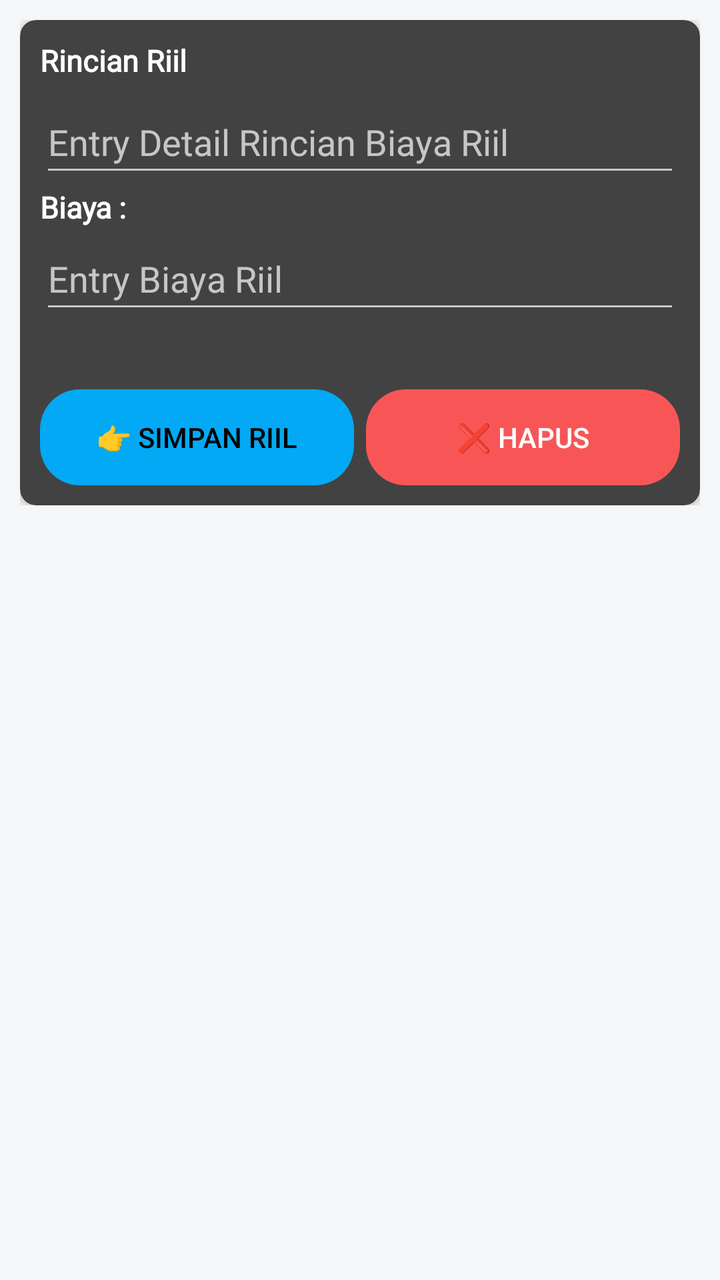
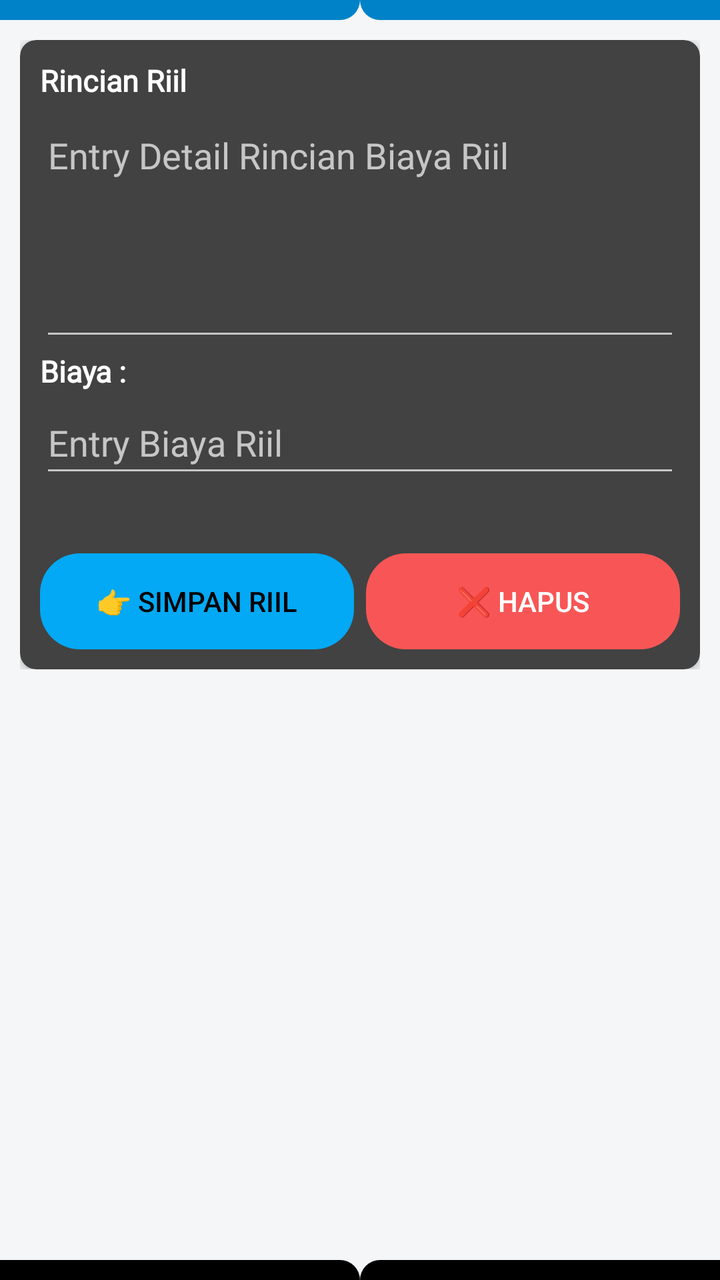

The first picture is an Android layout as it rendered before a commit; the second is the same layout after the commit. The layout source and the unified diff follow.
<!-- AndroidManifest.xml: application theme AppTheme -->
<!-- res/layout/activity_edit_rincian_biaya_riil.xml -->
<?xml version="1.0" encoding="utf-8"?>
<ScrollView
    xmlns:android="http://schemas.android.com/apk/res/android"
    xmlns:app="http://schemas.android.com/apk/res-auto"
    xmlns:tools="http://schemas.android.com/tools"
    android:layout_width="match_parent"
    android:layout_height="match_parent"
    android:background="#F4F6F8">

    <LinearLayout
        android:layout_width="match_parent"
        android:layout_height="wrap_content"
        android:orientation="vertical"
        android:padding="10dp">

        <androidx.cardview.widget.CardView
            android:layout_width="match_parent"
            android:layout_height="match_parent"
            app:cardCornerRadius="8dp"
            app:cardElevation="4dp">

            <RelativeLayout
                android:layout_width="match_parent"
                android:layout_height="match_parent"
                android:orientation="vertical"
                android:padding="10dp">

                <TextView
                    android:id="@+id/textdetailisi"
                    android:layout_width="wrap_content"
                    android:layout_height="wrap_content"
                    android:text="@string/rincian_riil"
                    android:textColor="@color/white"
                    android:textSize="15sp"
                    android:textStyle="bold"
                    android:fontFamily="@font/poppins_regular" />

                <EditText
                    android:id="@+id/edtRincian"
                    android:layout_width="match_parent"
                    android:layout_height="48dp"
                    android:layout_marginTop="5dp"
                    android:hint="@string/entry_detail_rincian_biaya_riil"
                    android:inputType="text"
                    android:selectAllOnFocus="true"
                    android:textColor="@color/white"
                    android:fontFamily="@font/poppins_regular"
                    android:layout_below="@+id/textdetailisi"
                    android:importantForAutofill="no"/>

                <TextView
                    android:id="@+id/textdetailjumlah"
                    android:layout_width="wrap_content"
                    android:layout_height="wrap_content"
                    android:text="@string/biaya"
                    android:textColor="@color/white"
                    android:textSize="15sp"
                    android:textStyle="bold"
                    android:layout_below="@+id/edtRincian"
                    android:fontFamily="@font/poppins_regular" />

                <EditText
                    android:id="@+id/edtJumlah"
                    android:layout_width="match_parent"
                    android:layout_height="48dp"
                    android:hint="@string/entry_biaya_riil"
                    android:inputType="number"
                    android:layout_below="@+id/textdetailjumlah"
                    tools:ignore="Autofill" />

                <TextView
                    android:id="@+id/txtTanggal"
                    android:layout_width="wrap_content"
                    android:layout_height="wrap_content"
                    android:paddingTop="6dp"
                    android:textStyle="bold|italic"
                    android:fontFamily="@font/poppins_regular"
                    android:textColor="@color/kuning"
                    android:layout_below="@+id/edtJumlah"/>

                <LinearLayout
                    android:id="@+id/layoutButton"
                    style="?android:attr/buttonBarStyle"
                    android:layout_width="match_parent"
                    android:layout_height="wrap_content"
                    android:layout_below="@id/txtTanggal"
                    android:layout_marginTop="8dp"
                    android:orientation="horizontal"
                    android:gravity="center">

                    <Button
                        android:id="@+id/btn_simpanriil"
                        android:layout_width="0dp"
                        android:layout_height="wrap_content"
                        android:layout_weight="1"
                        android:background="@drawable/circle_simpan2"
                        android:textColor="@color/hitam"
                        android:text="@string/simpan_riil"
                        style="?android:attr/buttonBarButtonStyle"/>

                    <Button
                        android:id="@+id/btn_hapusriil"
                        android:layout_width="0dp"
                        android:layout_height="wrap_content"
                        android:layout_weight="1"
                        android:text="@string/hapus"
                        android:background="@drawable/circle_hapus3"
                        android:textColor="@color/white"
                        android:layout_marginStart="6dp"
                        style="?android:attr/buttonBarButtonStyle"/>
                </LinearLayout>

            </RelativeLayout>
        </androidx.cardview.widget.CardView>

    </LinearLayout>
</ScrollView>
<!-- resources referenced by this layout -->
<resources>
  <color name="hitam">#000000    </color>
  <color name="kuning">#ff8f00    </color>
  <color name="white">#FFFFFF    </color>
  <!-- drawable circle_hapus3 (drawable) -->
  <?xml version="1.0" encoding="utf-8"?>
  <shape xmlns:android="http://schemas.android.com/apk/res/android"
      android:shape="rectangle"
      >
      <solid android:color="#F85656" />
      <corners
          android:bottomRightRadius="20dp"
          android:bottomLeftRadius="20dp"
          android:topLeftRadius="20dp"
          android:topRightRadius="20dp"
          android:radius="20dp"
          />
  </shape>
  <!-- drawable circle_simpan2 (drawable) -->
  <?xml version="1.0" encoding="utf-8"?>
  <shape xmlns:android="http://schemas.android.com/apk/res/android"
      android:shape="rectangle"
      >
      <solid android:color="@color/blue" />
      <corners
          android:bottomRightRadius="20dp"
          android:bottomLeftRadius="20dp"
          android:topLeftRadius="20dp"
          android:topRightRadius="20dp"
          android:radius="20dp"
          />
  </shape>
  <string name="biaya">Biaya :</string>
  <string name="entry_biaya_riil">Entry Biaya Riil</string>
  <string name="entry_detail_rincian_biaya_riil">Entry Detail Rincian Biaya Riil</string>
  <string name="hapus">❌ Hapus</string>
  <string name="rincian_riil">Rincian Riil</string>
  <string name="simpan_riil">👉 Simpan Riil</string>
  <style name="AppTheme" parent="Theme.AppCompat.NoActionBar">
          
          <item name="colorPrimary">@color/list_item_title_gelap</item>
          <item name="colorPrimaryDark">@color/list_item_title</item>
          <item name="colorAccent">@color/colorAccent</item>
          <item name="windowActionBar">false</item>
          <item name="windowNoTitle">true</item>
      </style>
  <color name="blue">#03A9F4</color>
  <color name="list_item_title_gelap">#049BB6</color>
  <color name="list_item_title">#0082C8</color>
  <color name="colorAccent">#FFFFFF</color>
</resources>

<!-- the commit's change to res/layout/activity_edit_rincian_biaya_riil.xml (unified diff, before → after) -->
@@ -1,5 +1,5 @@
 <?xml version="1.0" encoding="utf-8"?>
-<ScrollView
+<RelativeLayout
     xmlns:android="http://schemas.android.com/apk/res/android"
     xmlns:app="http://schemas.android.com/apk/res-auto"
     xmlns:tools="http://schemas.android.com/tools"
@@ -7,111 +7,152 @@
     android:layout_height="match_parent"
     android:background="#F4F6F8">
 
-    <LinearLayout
+    <View
         android:layout_width="match_parent"
-        android:layout_height="wrap_content"
-        android:orientation="vertical"
-        android:padding="10dp">
+        android:layout_height="10dp"
+        android:layout_alignParentTop="true"
+        android:layout_toStartOf="@+id/grslogtengahriil"
+        android:background="@drawable/circle_reg_v3"/>
 
-        <androidx.cardview.widget.CardView
+    <View
+        android:layout_width="match_parent"
+        android:layout_height="10dp"
+        android:layout_alignParentTop="true"
+        android:layout_toEndOf="@+id/grslogtengahriil"
+        android:background="@drawable/circle_reg_v4"/>
+
+    <View
+        android:id="@+id/grslogtengahriil"
+        android:layout_width="0dp"
+        android:layout_height="10dp"
+        android:layout_centerHorizontal="true"/>
+
+    <ScrollView
+        android:layout_width="match_parent"
+        android:layout_height="match_parent"
+        android:layout_below="@id/grslogtengahriil">
+
+        <LinearLayout
             android:layout_width="match_parent"
-            android:layout_height="match_parent"
-            app:cardCornerRadius="8dp"
-            app:cardElevation="4dp">
+            android:layout_height="wrap_content"
+            android:orientation="vertical"
+            android:padding="10dp">
 
-            <RelativeLayout
+            <androidx.cardview.widget.CardView
                 android:layout_width="match_parent"
                 android:layout_height="match_parent"
-                android:orientation="vertical"
-                android:padding="10dp">
+                app:cardCornerRadius="8dp"
+                app:cardElevation="4dp">
 
-                <TextView
-                    android:id="@+id/textdetailisi"
-                    android:layout_width="wrap_content"
-                    android:layout_height="wrap_content"
-                    android:text="@string/rincian_riil"
-                    android:textColor="@color/white"
-                    android:textSize="15sp"
-                    android:textStyle="bold"
-                    android:fontFamily="@font/poppins_regular" />
+                <RelativeLayout
+                    android:layout_width="match_parent"
+                    android:layout_height="match_parent"
+                    android:orientation="vertical"
+                    android:padding="10dp">
 
-                <EditText
-                    android:id="@+id/edtRincian"
-                    android:layout_width="match_parent"
-                    android:layout_height="48dp"
-                    android:layout_marginTop="5dp"
-                    android:hint="@string/entry_detail_rincian_biaya_riil"
-                    android:inputType="text"
-                    android:selectAllOnFocus="true"
-                    android:textColor="@color/white"
-                    android:fontFamily="@font/poppins_regular"
-                    android:layout_below="@+id/textdetailisi"
-                    android:importantForAutofill="no"/>
+                    <TextView
+                        android:id="@+id/textdetailisi"
+                        android:layout_width="wrap_content"
+                        android:layout_height="wrap_content"
+                        android:text="@string/rincian_riil"
+                        android:textColor="@color/white"
+                        android:textSize="15sp"
+                        android:textStyle="bold"
+                        android:fontFamily="@font/poppins_regular" />
 
-                <TextView
-                    android:id="@+id/textdetailjumlah"
-                    android:layout_width="wrap_content"
-                    android:layout_height="wrap_content"
-                    android:text="@string/biaya"
-                    android:textColor="@color/white"
-                    android:textSize="15sp"
-                    android:textStyle="bold"
-                    android:layout_below="@+id/edtRincian"
-                    android:fontFamily="@font/poppins_regular" />
+                    <EditText
+                        android:id="@+id/edtRincian"
+                        android:layout_width="match_parent"
+                        android:layout_height="120dp"
+                        android:layout_marginTop="5dp"
+                        android:hint="@string/entry_detail_rincian_biaya_riil"
+                        android:inputType="textMultiLine"
+                        android:gravity="top"
+                        android:selectAllOnFocus="true"
+                        android:textColor="@color/white"
+                        android:fontFamily="@font/poppins_regular"
+                        android:layout_below="@+id/textdetailisi"
+                        android:importantForAutofill="no"/>
 
-                <EditText
-                    android:id="@+id/edtJumlah"
-                    android:layout_width="match_parent"
-                    android:layout_height="48dp"
-                    android:hint="@string/entry_biaya_riil"
-                    android:inputType="number"
-                    android:layout_below="@+id/textdetailjumlah"
-                    tools:ignore="Autofill" />
+                    <TextView
+                        android:id="@+id/textdetailjumlah"
+                        android:layout_width="wrap_content"
+                        android:layout_height="wrap_content"
+                        android:text="@string/biaya"
+                        android:textColor="@color/white"
+                        android:textSize="15sp"
+                        android:textStyle="bold"
+                        android:layout_below="@+id/edtRincian"
+                        android:fontFamily="@font/poppins_regular" />
 
-                <TextView
-                    android:id="@+id/txtTanggal"
-                    android:layout_width="wrap_content"
-                    android:layout_height="wrap_content"
-                    android:paddingTop="6dp"
-                    android:textStyle="bold|italic"
-                    android:fontFamily="@font/poppins_regular"
-                    android:textColor="@color/kuning"
-                    android:layout_below="@+id/edtJumlah"/>
+                    <EditText
+                        android:id="@+id/edtJumlah"
+                        android:layout_width="match_parent"
+                        android:layout_height="48dp"
+                        android:hint="@string/entry_biaya_riil"
+                        android:inputType="number"
+                        android:layout_below="@+id/textdetailjumlah"
+                        tools:ignore="Autofill" />
 
-                <LinearLayout
-                    android:id="@+id/layoutButton"
-                    style="?android:attr/buttonBarStyle"
-                    android:layout_width="match_parent"
-                    android:layout_height="wrap_content"
-                    android:layout_below="@id/txtTanggal"
-                    android:layout_marginTop="8dp"
-                    android:orientation="horizontal"
-                    android:gravity="center">
+                    <TextView
+                        android:id="@+id/txtTanggal"
+                        android:layout_width="wrap_content"
+                        android:layout_height="wrap_content"
+                        android:paddingTop="6dp"
+                        android:textStyle="bold|italic"
+                        android:fontFamily="@font/poppins_regular"
+                        android:textColor="@color/kuning"
+                        android:layout_below="@+id/edtJumlah"/>
 
-                    <Button
-                        android:id="@+id/btn_simpanriil"
-                        android:layout_width="0dp"
+                    <LinearLayout
+                        android:id="@+id/layoutButton"
+                        style="?android:attr/buttonBarStyle"
+                        android:layout_width="match_parent"
                         android:layout_height="wrap_content"
-                        android:layout_weight="1"
-                        android:background="@drawable/circle_simpan2"
-                        android:textColor="@color/hitam"
-                        android:text="@string/simpan_riil"
-                        style="?android:attr/buttonBarButtonStyle"/>
+                        android:layout_below="@id/txtTanggal"
+                        android:layout_marginTop="8dp"
+                        android:orientation="horizontal"
+                        android:gravity="center">
 
-                    <Button
-                        android:id="@+id/btn_hapusriil"
-                        android:layout_width="0dp"
-                        android:layout_height="wrap_content"
-                        android:layout_weight="1"
-                        android:text="@string/hapus"
-                        android:background="@drawable/circle_hapus3"
-                        android:textColor="@color/white"
-                        android:layout_marginStart="6dp"
-                        style="?android:attr/buttonBarButtonStyle"/>
-                </LinearLayout>
+                        <Button
+                            android:id="@+id/btn_simpanriil"
+                            android:layout_width="0dp"
+                            android:layout_height="wrap_content"
+                            android:layout_weight="1"
+                            android:background="@drawable/circle_simpan2"
+                            android:textColor="@color/hitam"
+                            android:text="@string/simpan_riil"
+                            style="?android:attr/buttonBarButtonStyle"/>
 
-            </RelativeLayout>
-        </androidx.cardview.widget.CardView>
+                        <Button
+                            android:id="@+id/btn_hapusriil"
+                            android:layout_width="0dp"
+                            android:layout_height="wrap_content"
+                            android:layout_weight="1"
+                            android:text="@string/hapus"
+                            android:background="@drawable/circle_hapus3"
+                            android:textColor="@color/white"
+                            android:layout_marginStart="6dp"
+                            style="?android:attr/buttonBarButtonStyle"/>
+                    </LinearLayout>
 
-    </LinearLayout>
-</ScrollView>
+                </RelativeLayout>
+            </androidx.cardview.widget.CardView>
+
+        </LinearLayout>
+    </ScrollView>
+
+    <View
+        android:layout_width="match_parent"
+        android:layout_height="10dp"
+        android:layout_alignParentBottom="true"
+        android:layout_toStartOf="@+id/grslogtengahriil"
+        android:background="@drawable/circle_reg_v1"/>
+
+    <View
+        android:layout_width="match_parent"
+        android:layout_height="10dp"
+        android:layout_alignParentBottom="true"
+        android:layout_toEndOf="@+id/grslogtengahriil"
+        android:background="@drawable/circle_reg_v2"/>
+</RelativeLayout>
<!-- resource entries referenced after the edit -->
@@ -15,6 +15,58 @@
           android:topLeftRadius="20dp"
           android:topRightRadius="20dp"
           android:radius="20dp"
+          />
+  </shape>
+  <!-- drawable circle_reg_v1 (drawable) -->
+  <?xml version="1.0" encoding="utf-8"?>
+  <shape xmlns:android="http://schemas.android.com/apk/res/android"
+      android:shape="rectangle"
+      >
+      <solid android:color="@color/hitam" />
+      <corners android:bottomRightRadius="0dp"
+          android:bottomLeftRadius="0dp"
+          android:topLeftRadius="0dp"
+          android:topRightRadius="100dp"
+          android:radius="50dp"
+          />
+  </shape>
+  <!-- drawable circle_reg_v2 (drawable) -->
+  <?xml version="1.0" encoding="utf-8"?>
+  <shape xmlns:android="http://schemas.android.com/apk/res/android"
+      android:shape="rectangle"
+      >
+      <solid android:color="@color/hitam" />
+      <corners android:bottomRightRadius="0dp"
+          android:bottomLeftRadius="0dp"
+          android:topLeftRadius="100dp"
+          android:topRightRadius="0dp"
+          android:radius="50dp"
+          />
+  </shape>
+  <!-- drawable circle_reg_v3 (drawable) -->
+  <?xml version="1.0" encoding="utf-8"?>
+  <shape xmlns:android="http://schemas.android.com/apk/res/android"
+      android:shape="rectangle"
+      >
+      <solid android:color="@color/list_item_title" />
+      <corners android:bottomRightRadius="100dp"
+          android:bottomLeftRadius="0dp"
+          android:topLeftRadius="0dp"
+          android:topRightRadius="0dp"
+          android:radius="50dp"
+          />
+  </shape>
+  <!-- drawable circle_reg_v4 (drawable) -->
+  <?xml version="1.0" encoding="utf-8"?>
+  <shape xmlns:android="http://schemas.android.com/apk/res/android"
+      android:shape="rectangle"
+      >
+      <solid android:color="@color/list_item_title" />
+      <corners android:bottomRightRadius="0dp"
+          android:bottomLeftRadius="100dp"
+          android:topLeftRadius="0dp"
+          android:topRightRadius="0dp"
+          android:radius="50dp"
           />
   </shape>
   <!-- drawable circle_simpan2 (drawable) -->
